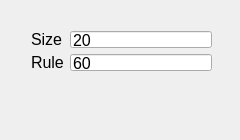
First picture: the form in mainwindow.ui, repository atile-y/AttractorBasins, before the edit.
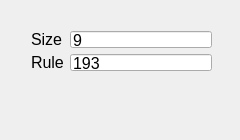
Second picture: the form after the edit. Icons and pictures are not drawn.

```diff
--- a/mainwindow.ui
+++ b/mainwindow.ui
@@ -42,7 +42,7 @@
         <bool>true</bool>
        </property>
        <property name="text">
-        <string>20</string>
+        <string>9</string>
        </property>
       </widget>
      </item>
@@ -56,7 +56,7 @@
      <item row="1" column="1">
       <widget class="QLineEdit" name="ruleLineEdit">
        <property name="text">
-        <string>60</string>
+        <string>193</string>
        </property>
       </widget>
      </item>
```
